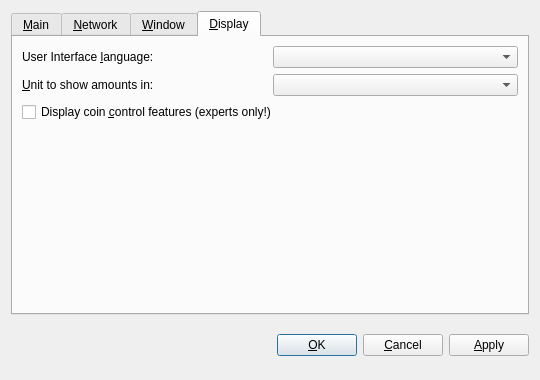
admecoin/h, file src/qt/forms/optionsdialog.ui: the form before one commit.
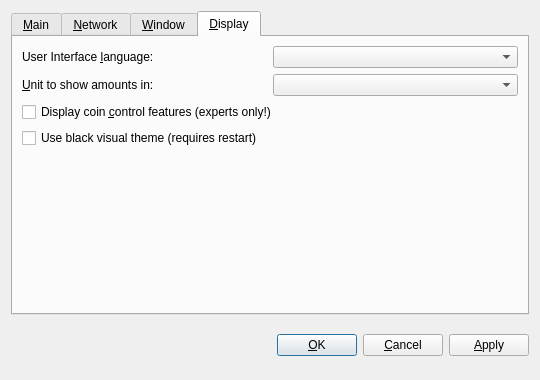
The form after the commit. The open tabs and pages were chosen to show the change. Custom widgets are drawn as their Qt base class.

Patch:
```diff
--- a/src/qt/forms/optionsdialog.ui
+++ b/src/qt/forms/optionsdialog.ui
@@ -420,6 +420,13 @@
          </property>
         </widget>
        </item>
+       <item>
+        <widget class="QCheckBox" name="useBlackTheme">
+         <property name="text">
+          <string>Use black visual theme (requires restart)</string>
+         </property>
+        </widget>
+       </item>
        <item>
         <spacer name="verticalSpacer_Display">
          <property name="orientation">
```
